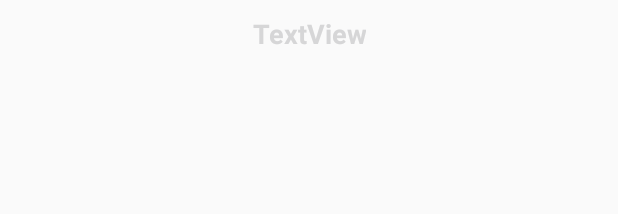
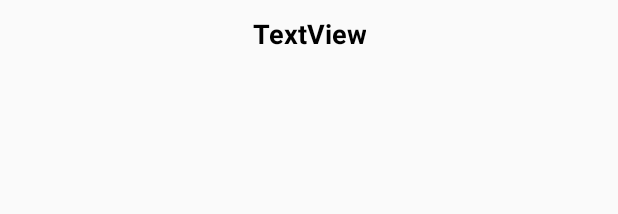
Before and after one commit to bastidest/CrashBuddy, an Android app: the layout fragment_audio_recorder.xml on its own in the app's theme, with its tools: preview values and no code run, on a phone screen of 412 x 824 dp. Shown: the top 214 px of the screen. Run offline under Robolectric (Android 15) with nearby library versions, the phone set to English and light mode, and no system bars.

```diff
--- a/app/build.gradle
+++ b/app/build.gradle
@@ -25,7 +25,8 @@ dependencies {
         exclude group: 'com.android.support', module: 'support-annotations'
     })
     compile 'com.android.support:appcompat-v7:25.0.0'
-    compile 'com.google.android.gms:play-services:9.8.0'
+    compile 'com.google.android.gms:play-services-location:9.8.0'
+    compile 'com.google.android.gms:play-services-maps:9.8.0'
     compile 'com.google.code.gson:gson:2.2.4'
     testCompile 'junit:junit:4.12'
 }
--- a/app/src/main/res/layout/fragment_audio_recorder.xml
+++ b/app/src/main/res/layout/fragment_audio_recorder.xml
@@ -16,7 +16,7 @@
         android:gravity="center"
         android:paddingBottom="10dp"
         android:text="TextView"
-        android:textColor="@color/cast_expanded_controller_background_color"
+        android:textColor="#000"
         android:textSize="18sp"
         android:textStyle="normal|bold" />
 
```
Also changed, not shown: app/src/main/java/hackatum/de/checkcrash/EmergencyActivity.java (+11 -0 lines).
